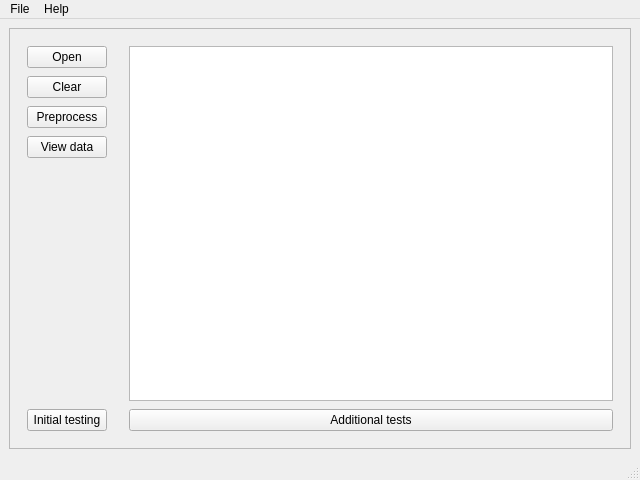
Before: the Qt Designer form main.ui in farhodbekshamsiyev/data_analysis, drawn with Qt 5.
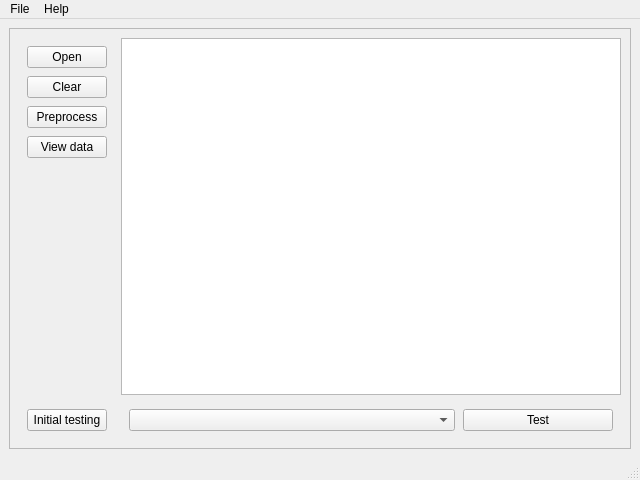
After: the same form once the commit is applied.

Patch:
```diff
--- a/main.ui
+++ b/main.ui
@@ -30,7 +30,7 @@
        <enum>QFrame::Raised</enum>
       </property>
       <layout class="QGridLayout" name="gridLayout_2">
-       <item row="0" column="0">
+       <item row="0" column="0" rowspan="2">
         <layout class="QVBoxLayout" name="verticalLayout">
          <property name="spacing">
           <number>8</number>
@@ -98,7 +98,10 @@
         </layout>
        </item>
        <item row="0" column="1">
-        <layout class="QVBoxLayout" name="verticalLayout_2">
+        <widget class="QListWidget" name="listWidget"/>
+       </item>
+       <item row="1" column="1">
+        <layout class="QHBoxLayout" name="horizontalLayout">
          <property name="spacing">
           <number>8</number>
          </property>
@@ -115,12 +118,24 @@
           <number>8</number>
          </property>
          <item>
-          <widget class="QListWidget" name="listWidget"/>
+          <widget class="QComboBox" name="cmb_tests"/>
          </item>
          <item>
-          <widget class="QPushButton" name="pb_additional_testing">
+          <widget class="QPushButton" name="pb_test">
+           <property name="minimumSize">
+            <size>
+             <width>75</width>
+             <height>0</height>
+            </size>
+           </property>
+           <property name="maximumSize">
+            <size>
+             <width>150</width>
+             <height>16777215</height>
+            </size>
+           </property>
            <property name="text">
-            <string>Additional tests</string>
+            <string>Test</string>
            </property>
           </widget>
          </item>
```
